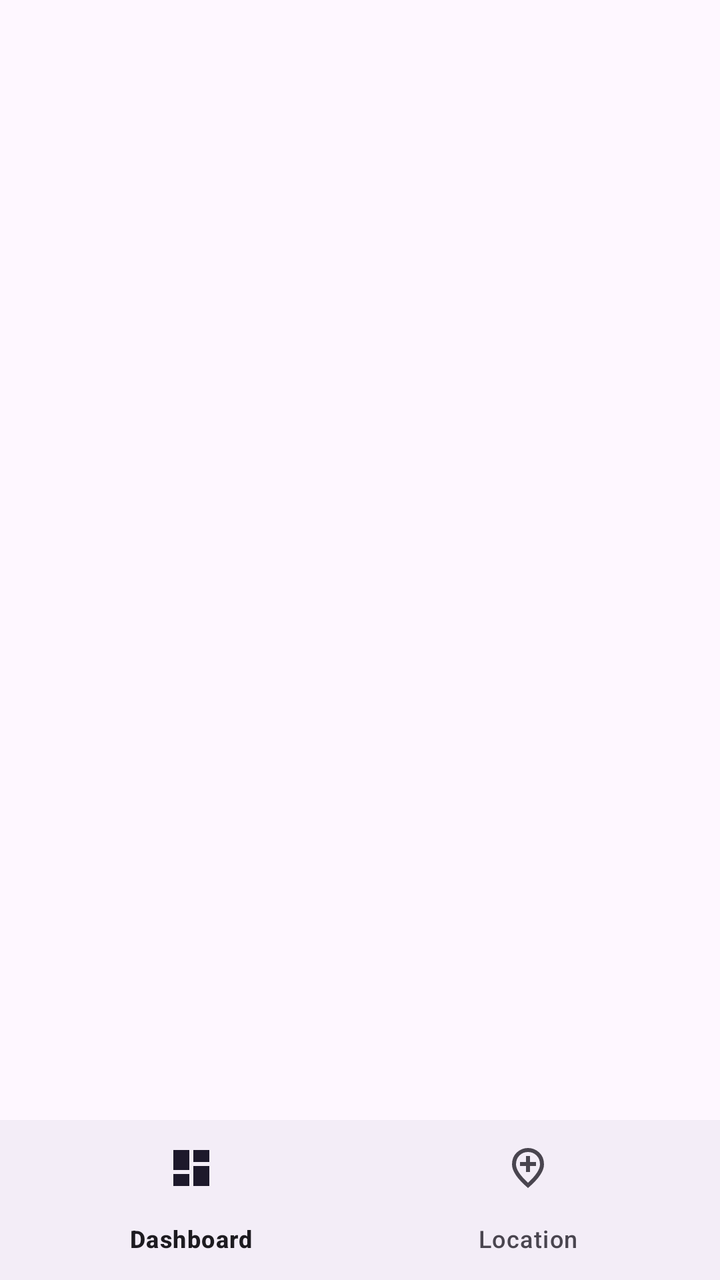
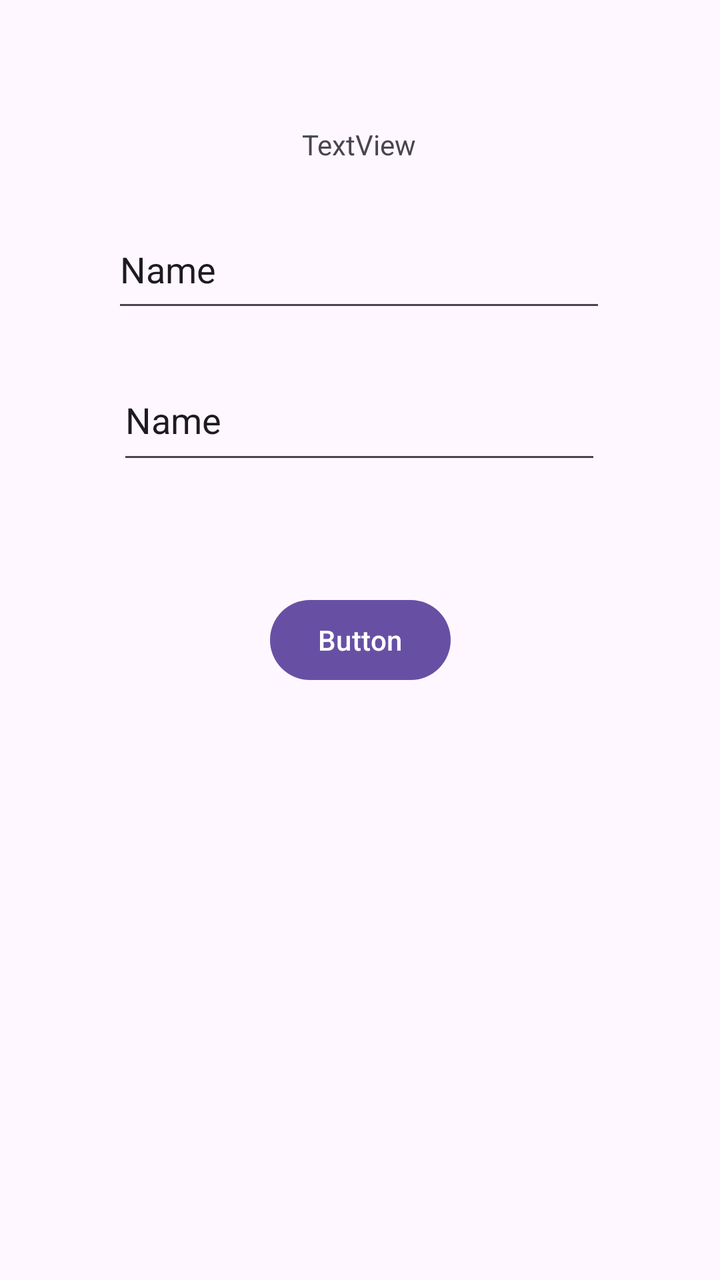

An Android layout rendered at two revisions. The XML below is the earlier revision; the diff shows what the commit changed to produce the second picture.
<!-- AndroidManifest.xml: application theme Theme.TEST_02 -->
<!-- res/layout/activity_main.xml -->
<?xml version="1.0" encoding="utf-8"?>
<androidx.constraintlayout.widget.ConstraintLayout xmlns:android="http://schemas.android.com/apk/res/android"
    xmlns:app="http://schemas.android.com/apk/res-auto"
    xmlns:tools="http://schemas.android.com/tools"
    android:id="@+id/main"
    android:layout_width="match_parent"
    android:layout_height="match_parent"
    tools:context=".MainActivity">

    <FrameLayout
        android:id="@+id/frameLayout"
        android:layout_width="match_parent"
        android:layout_height="match_parent"
        app:layout_constraintBottom_toBottomOf="parent"
        app:layout_constraintEnd_toEndOf="parent"
        app:layout_constraintStart_toStartOf="parent"
        app:layout_constraintTop_toTopOf="parent">

    </FrameLayout>

    <com.google.android.material.bottomnavigation.BottomNavigationView
        android:id="@+id/myBottom"
        android:layout_width="0dp"
        android:layout_height="wrap_content"
        app:layout_constraintBottom_toBottomOf="parent"
        app:layout_constraintEnd_toEndOf="parent"
        app:layout_constraintStart_toStartOf="parent"
        app:menu="@menu/bottom" />
</androidx.constraintlayout.widget.ConstraintLayout>
<!-- resources referenced by this layout -->
<resources>
  <style name="Theme.TEST_02" parent="Base.Theme.TEST_02" />
  <style name="Base.Theme.TEST_02" parent="Theme.Material3.DayNight.NoActionBar">
          
          
      </style>
</resources>

<!-- the commit's change to res/layout/activity_main.xml (unified diff, before → after) -->
@@ -7,23 +7,53 @@
     android:layout_height="match_parent"
     tools:context=".MainActivity">
 
-    <FrameLayout
-        android:id="@+id/frameLayout"
-        android:layout_width="match_parent"
-        android:layout_height="match_parent"
+    <EditText
+        android:id="@+id/editTextText"
+        android:layout_width="247dp"
+        android:layout_height="56dp"
+        android:ems="10"
+        android:inputType="text"
+        android:text="Name"
+        app:layout_constraintBottom_toBottomOf="parent"
+        app:layout_constraintEnd_toEndOf="parent"
+        app:layout_constraintHorizontal_bias="0.497"
+        app:layout_constraintStart_toStartOf="parent"
+        app:layout_constraintTop_toTopOf="parent"
+        app:layout_constraintVertical_bias="0.18" />
+
+    <EditText
+        android:id="@+id/editTextText2"
+        android:layout_width="242dp"
+        android:layout_height="57dp"
+        android:ems="10"
+        android:inputType="text"
+        android:text="Name"
+        app:layout_constraintBottom_toBottomOf="parent"
+        app:layout_constraintEnd_toEndOf="parent"
+        app:layout_constraintHorizontal_bias="0.497"
+        app:layout_constraintStart_toStartOf="parent"
+        app:layout_constraintTop_toTopOf="parent"
+        app:layout_constraintVertical_bias="0.309" />
+
+    <Button
+        android:id="@+id/button"
+        android:layout_width="wrap_content"
+        android:layout_height="wrap_content"
+        android:text="Button"
         app:layout_constraintBottom_toBottomOf="parent"
         app:layout_constraintEnd_toEndOf="parent"
         app:layout_constraintStart_toStartOf="parent"
-        app:layout_constraintTop_toTopOf="parent">
+        app:layout_constraintTop_toTopOf="parent" />
 
-    </FrameLayout>
-
-    <com.google.android.material.bottomnavigation.BottomNavigationView
-        android:id="@+id/myBottom"
-        android:layout_width="0dp"
+    <TextView
+        android:id="@+id/textView"
+        android:layout_width="wrap_content"
         android:layout_height="wrap_content"
+        android:text="TextView"
         app:layout_constraintBottom_toBottomOf="parent"
         app:layout_constraintEnd_toEndOf="parent"
+        app:layout_constraintHorizontal_bias="0.498"
         app:layout_constraintStart_toStartOf="parent"
-        app:menu="@menu/bottom" />
+        app:layout_constraintTop_toTopOf="parent"
+        app:layout_constraintVertical_bias="0.101" />
 </androidx.constraintlayout.widget.ConstraintLayout>
